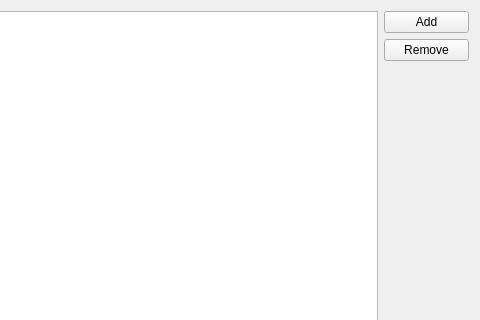
First picture: the form in dialog/editdocument.ui, repository ytxerp/ytx-client, before the edit; both pictures show x 170 to 650 and y 0 to 320 of the 650 by 473 pixel window.
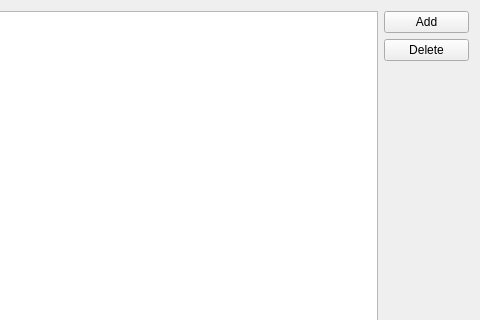
Second picture: the form after the edit.

Commit message: Rename, remove -> delete

Diff of the .ui file:
```diff
--- a/dialog/editdocument.ui
+++ b/dialog/editdocument.ui
@@ -46,7 +46,7 @@
       <item>
        <widget class="QPushButton" name="pBtnRemove">
         <property name="text">
-         <string>Remove</string>
+         <string>Delete</string>
         </property>
        </widget>
       </item>
```
Left out of the diff: 2 changed lines with no effect on the pictures. The commit also changes 27 other files.
